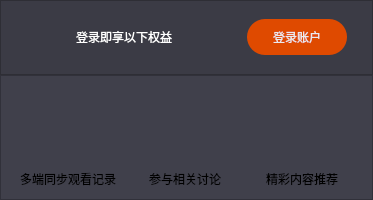
huizhang556/pc-video-player, file VideoPlayer/login/Login.ui: the form before one commit.
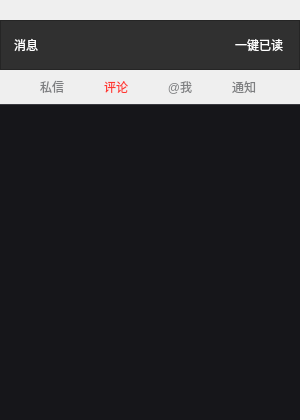
The form after the commit. The open tabs and pages were chosen to show the change. Icons and pictures are not drawn.

Commit message: 怎加观看历史以及消息显示

What changed in the file:
```diff
--- a/VideoPlayer/login/Login.ui
+++ b/VideoPlayer/login/Login.ui
@@ -6,14 +6,14 @@
    <rect>
     <x>0</x>
     <y>0</y>
-    <width>373</width>
-    <height>200</height>
+    <width>300</width>
+    <height>420</height>
    </rect>
   </property>
   <property name="minimumSize">
    <size>
-    <width>0</width>
-    <height>200</height>
+    <width>300</width>
+    <height>420</height>
    </size>
   </property>
   <property name="windowTitle">
@@ -22,7 +22,7 @@
   <property name="styleSheet">
    <string notr="true"/>
   </property>
-  <layout class="QVBoxLayout" name="verticalLayout_7">
+  <layout class="QVBoxLayout" name="verticalLayout_5">
    <property name="spacing">
     <number>0</number>
    </property>
@@ -39,365 +39,218 @@
     <number>0</number>
    </property>
    <item>
-    <widget class="QStackedWidget" name="stackwidget_login">
+    <spacer name="verticalSpacer">
+     <property name="orientation">
+      <enum>Qt::Vertical</enum>
+     </property>
+     <property name="sizeType">
+      <enum>QSizePolicy::Fixed</enum>
+     </property>
+     <property name="sizeHint" stdset="0">
+      <size>
+       <width>20</width>
+       <height>20</height>
+      </size>
+     </property>
+    </spacer>
+   </item>
+   <item>
+    <widget class="QFrame" name="frame_top">
+     <property name="minimumSize">
+      <size>
+       <width>300</width>
+       <height>50</height>
+      </size>
+     </property>
+     <property name="maximumSize">
+      <size>
+       <width>16777215</width>
+       <height>50</height>
+      </size>
+     </property>
+     <property name="styleSheet">
+      <string notr="true">#frame_top
+{
+background-color: #303030;
+}</string>
+     </property>
+     <property name="frameShape">
+      <enum>QFrame::StyledPanel</enum>
+     </property>
+     <property name="frameShadow">
+      <enum>QFrame::Raised</enum>
+     </property>
+     <layout class="QHBoxLayout" name="horizontalLayout">
+      <property name="spacing">
+       <number>0</number>
+      </property>
+      <property name="leftMargin">
+       <number>0</number>
+      </property>
+      <property name="topMargin">
+       <number>0</number>
+      </property>
+      <property name="rightMargin">
+       <number>0</number>
+      </property>
+      <property name="bottomMargin">
+       <number>0</number>
+      </property>
+      <item>
+       <widget class="QLabel" name="label_message">
+        <property name="minimumSize">
+         <size>
+          <width>50</width>
+          <height>40</height>
+         </size>
+        </property>
+        <property name="maximumSize">
+         <size>
+          <width>50</width>
+          <height>40</height>
+         </size>
+        </property>
+        <property name="styleSheet">
+         <string notr="true">#label_message
+{
+border: none;
+font: 800 14px &quot;微软雅黑&quot;;
+color: white;
+background-color: transparent;
+}</string>
+        </property>
+        <property name="text">
+         <string>消息</string>
+        </property>
+        <property name="alignment">
+         <set>Qt::AlignCenter</set>
+        </property>
+       </widget>
+      </item>
+      <item>
+       <spacer name="horizontalSpacer">
+        <property name="orientation">
+         <enum>Qt::Horizontal</enum>
+        </property>
+        <property name="sizeHint" stdset="0">
+         <size>
+          <width>165</width>
+          <height>20</height>
+         </size>
+        </property>
+       </spacer>
+      </item>
+      <item>
+       <widget class="QPushButton" name="pushButton_readAll">
+        <property name="minimumSize">
+         <size>
+          <width>80</width>
+          <height>40</height>
+         </size>
+        </property>
+        <property name="maximumSize">
+         <size>
+          <width>80</width>
+          <height>40</height>
+         </size>
+        </property>
+        <property name="styleSheet">
+         <string notr="true">#pushButton_readAll
+{
+border: none;
+font: 800 14px &quot;微软雅黑&quot;;
+color: white;
+background-color: transparent;
+}</string>
+        </property>
+        <property name="text">
+         <string>一键已读</string>
+        </property>
+       </widget>
+      </item>
+     </layout>
+    </widget>
+   </item>
+   <item>
+    <widget class="QTabWidget" name="tabWidget_login">
+     <property name="minimumSize">
+      <size>
+       <width>300</width>
+       <height>0</height>
+      </size>
+     </property>
+     <property name="styleSheet">
+      <string notr="true">QTabWidget
+{
+background-color: #303030;
+}
+
+QTabWidget::pane 
+{
+    border-top: 1px solid rgba(58, 58, 65,0.9);
+	background-color: #303030;
+}
+
+QTabWidget::tab-bar 
+{
+    left: 20px; /* move to the right by 5px */
+}
+
+QTabBar::tab 
+{
+    background-color: transparent;
+    /*border: 2px solid #C4C4C3;*/
+	/*border-bottom-color: #C2C7CB;*/
+    border-top-left-radius: 0px;
+    border-top-right-radius: 0px;
+    min-width: 60px;
+	height:30px;
+    padding: 2px;	
+	font: 75 10pt &quot;Microsoft YaHei UI&quot;;
+}
+
+QTabBar::tab:selected, QTabBar::tab:hover 
+{
+ background-color: transparent;
+}
+
+QTabBar::tab:selected 
+{
+	color: #ff3731;
+	border: 0px solid #9B9B9B;
+    border-bottom-color: #C2C7CB; /* same as pane color */
+}
+
+QTabBar::tab:!selected 
+{
+	color: #7e7f81;
+    margin-top: 0px; /* make non-selected tabs look smaller */
+}
+
+
+QTabBar::tab:first:selected 
+{
+    margin-left: 0; /* the first selected tab has nothing to overlap with on the left */
+}
+
+QTabBar::tab:last:selected 
+{
+    margin-right: 0; /* the last selected tab has nothing to overlap with on the right */
+}
+
+QTabBar::tab:only-one 
+{
+    margin: 0; /* if there is only one tab, we don't want overlapping margins */
+}</string>
+     </property>
      <property name="currentIndex">
       <number>1</number>
      </property>
-     <widget class="QWidget" name="Page1">
-      <layout class="QVBoxLayout" name="verticalLayout_6" stretch="2,3">
-       <property name="spacing">
-        <number>0</number>
-       </property>
-       <property name="leftMargin">
-        <number>0</number>
-       </property>
-       <property name="topMargin">
-        <number>0</number>
-       </property>
-       <property name="rightMargin">
-        <number>0</number>
-       </property>
-       <property name="bottomMargin">
-        <number>0</number>
-       </property>
-       <item>
-        <widget class="QFrame" name="frame">
-         <property name="maximumSize">
-          <size>
-           <width>16777215</width>
-           <height>75</height>
-          </size>
-         </property>
-         <property name="styleSheet">
-          <string notr="true">background-color: rgb(59, 59, 69);
-</string>
-         </property>
-         <property name="frameShape">
-          <enum>QFrame::StyledPanel</enum>
-         </property>
-         <property name="frameShadow">
-          <enum>QFrame::Raised</enum>
-         </property>
-         <layout class="QVBoxLayout" name="verticalLayout_5">
-          <property name="spacing">
-           <number>0</number>
-          </property>
-          <property name="leftMargin">
-           <number>0</number>
-          </property>
-          <property name="topMargin">
-           <number>0</number>
-          </property>
-          <property name="rightMargin">
-           <number>0</number>
-          </property>
-          <property name="bottomMargin">
-           <number>0</number>
-          </property>
-          <item>
-           <layout class="QHBoxLayout" name="horizontalLayout_2">
-            <property name="spacing">
-             <number>0</number>
-            </property>
-            <item>
-             <spacer name="horizontalSpacer_3">
-              <property name="orientation">
-               <enum>Qt::Horizontal</enum>
-              </property>
-              <property name="sizeHint" stdset="0">
-               <size>
-                <width>40</width>
-                <height>20</height>
-               </size>
-              </property>
-             </spacer>
-            </item>
-            <item>
-             <widget class="QLabel" name="label">
-              <property name="styleSheet">
-               <string notr="true">QLabel
-{
-color: rgb(255, 255, 255);
-}
-
-QLabel:hover
-{
-color: rgb(200, 200, 200);
-}</string>
-              </property>
-              <property name="text">
-               <string>登录即享以下权益</string>
-              </property>
-             </widget>
-            </item>
-            <item>
-             <spacer name="horizontalSpacer">
-              <property name="orientation">
-               <enum>Qt::Horizontal</enum>
-              </property>
-              <property name="sizeHint" stdset="0">
-               <size>
-                <width>40</width>
-                <height>20</height>
-               </size>
-              </property>
-             </spacer>
-            </item>
-            <item>
-             <widget class="QPushButton" name="BtnLogin">
-              <property name="minimumSize">
-               <size>
-                <width>100</width>
-                <height>36</height>
-               </size>
-              </property>
-              <property name="styleSheet">
-               <string notr="true">QPushButton
-{
-background-color: rgb(223, 74, 0);
-color: rgb(235, 235, 235);
-border-radius:18px;
-}
-
-QPushButton:hover
-{
-background-color: rgb(255, 85, 0);
-color: rgb(200, 200, 200);
-border-radius:18px;
-}</string>
-              </property>
-              <property name="text">
-               <string>登录账户</string>
-              </property>
-             </widget>
-            </item>
-            <item>
-             <spacer name="horizontalSpacer_2">
-              <property name="orientation">
-               <enum>Qt::Horizontal</enum>
-              </property>
-              <property name="sizeType">
-               <enum>QSizePolicy::Fixed</enum>
-              </property>
-              <property name="sizeHint" stdset="0">
-               <size>
-                <width>25</width>
-                <height>20</height>
-               </size>
-              </property>
-             </spacer>
-            </item>
-           </layout>
-          </item>
-         </layout>
-        </widget>
-       </item>
-       <item>
-        <widget class="QFrame" name="frame_2">
-         <property name="maximumSize">
-          <size>
-           <width>16777215</width>
-           <height>140</height>
-          </size>
-         </property>
-         <property name="styleSheet">
-          <string notr="true">background-color: rgb(64, 64, 75);</string>
-         </property>
-         <property name="frameShape">
-          <enum>QFrame::StyledPanel</enum>
-         </property>
-         <property name="frameShadow">
-          <enum>QFrame::Raised</enum>
-         </property>
-         <layout class="QVBoxLayout" name="verticalLayout_4">
-          <property name="spacing">
-           <number>0</number>
-          </property>
-          <property name="leftMargin">
-           <number>0</number>
-          </property>
-          <property name="topMargin">
-           <number>0</number>
-          </property>
-          <property name="rightMargin">
-           <number>0</number>
-          </property>
-          <property name="bottomMargin">
-           <number>0</number>
-          </property>
-          <item>
-           <layout class="QHBoxLayout" name="horizontalLayout">
-            <property name="spacing">
-             <number>0</number>
-            </property>
-            <item>
-             <layout class="QVBoxLayout" name="verticalLayout">
-              <property name="spacing">
-               <number>0</number>
-              </property>
-              <item>
-               <widget class="QLabel" name="label_2">
-                <property name="minimumSize">
-                 <size>
-                  <width>35</width>
-                  <height>0</height>
-                 </size>
-                </property>
-                <property name="maximumSize">
-                 <size>
-                  <width>100</width>
-                  <height>100</height>
-                 </size>
-                </property>
-                <property name="styleSheet">
-                 <string notr="true">image: url(:/images/icon/tongbu.png);</string>
-                </property>
-                <property name="text">
-                 <string/>
-                </property>
-                <property name="alignment">
-                 <set>Qt::AlignCenter</set>
-                </property>
-               </widget>
-              </item>
-              <item>
-               <widget class="QLabel" name="label_3">
-                <property name="minimumSize">
-                 <size>
-                  <width>0</width>
-                  <height>20</height>
-                 </size>
-                </property>
-                <property name="maximumSize">
-                 <size>
-                  <width>100</width>
-                  <height>40</height>
-                 </size>
-                </property>
-                <property name="text">
-                 <string>多端同步观看记录</string>
-                </property>
-                <property name="alignment">
-                 <set>Qt::AlignCenter</set>
-                </property>
-               </widget>
-              </item>
-             </layout>
-            </item>
-            <item>
-             <layout class="QVBoxLayout" name="verticalLayout_2">
-              <item>
-               <widget class="QLabel" name="label_4">
-                <property name="minimumSize">
-                 <size>
-                  <width>35</width>
-                  <height>0</height>
-                 </size>
-                </property>
-                <property name="maximumSize">
-                 <size>
-                  <width>100</width>
-                  <height>100</height>
-                 </size>
-                </property>
-                <property name="styleSheet">
-                 <string notr="true">image: url(:/images/icon/talk.png);</string>
-                </property>
-                <property name="text">
-                 <string/>
-                </property>
-                <property name="alignment">
-                 <set>Qt::AlignCenter</set>
-                </property>
-               </widget>
-              </item>
-              <item>
-               <widget class="QLabel" name="label_5">
-                <property name="minimumSize">
-                 <size>
-                  <width>0</width>
-                  <height>20</height>
-                 </size>
-                </property>
-                <property name="maximumSize">
-                 <size>
-                  <width>100</width>
-                  <height>40</height>
-                 </size>
-                </property>
-                <property name="text">
-                 <string>参与相关讨论</string>
-                </property>
-                <property name="alignment">
-                 <set>Qt::AlignCenter</set>
-                </property>
-               </widget>
-              </item>
-             </layout>
-            </item>
-            <item>
-             <layout class="QVBoxLayout" name="verticalLayout_3">
-              <property name="spacing">
-               <number>0</number>
-              </property>
-              <item>
-               <widget class="QLabel" name="label_6">
-                <property name="minimumSize">
-                 <size>
-                  <width>35</width>
-                  <height>0</height>
-                 </size>
-                </property>
-                <property name="maximumSize">
-                 <size>
-                  <width>100</width>
-                  <height>100</height>
-                 </size>
-                </property>
-                <property name="styleSheet">
-                 <string notr="true">image: url(:/images/icon/tuijian.png);</string>
-                </property>
-                <property name="text">
-                 <string/>
-                </property>
-                <property name="alignment">
-                 <set>Qt::AlignCenter</set>
-                </property>
-               </widget>
-              </item>
-              <item>
-               <widget class="QLabel" name="label_7">
-                <property name="minimumSize">
-                 <size>
-                  <width>0</width>
-                  <height>20</height>
-                 </size>
-                </property>
-                <property name="maximumSize">
-                 <size>
-                  <width>100</width>
-                  <height>40</height>
-                 </size>
-                </property>
-                <property name="text">
-                 <string>精彩内容推荐</string>
-                </property>
-                <property name="alignment">
-                 <set>Qt::AlignCenter</set>
-                </property>
-               </widget>
-              </item>
-             </layout>
-            </item>
-           </layout>
-          </item>
-         </layout>
-        </widget>
-       </item>
-      </layout>
-     </widget>
-     <widget class="QWidget" name="page">
-      <layout class="QVBoxLayout" name="verticalLayout_11">
+     <widget class="QWidget" name="tab_perMessages">
+      <attribute name="title">
+       <string>私信</string>
+      </attribute>
+      <layout class="QVBoxLayout" name="verticalLayout">
        <property name="spacing">
         <number>0</number>
        </property>
@@ -546,6 +399,159 @@
        </item>
       </layout>
      </widget>
+     <widget class="QWidget" name="tab_comment">
+      <attribute name="title">
+       <string>评论</string>
+      </attribute>
+      <layout class="QVBoxLayout" name="verticalLayout_2">
+       <property name="spacing">
+        <number>0</number>
+       </property>
+       <property name="leftMargin">
+        <number>0</number>
+       </property>
+       <property name="topMargin">
+        <number>0</number>
+       </property>
+       <property name="rightMargin">
+        <number>0</number>
+       </property>
+       <property name="bottomMargin">
+        <number>0</number>
+       </property>
+       <item>
+        <widget class="QListWidget" name="listWidget_comment">
+         <property name="styleSheet">
+          <string notr="true">QListWidget
+{
+border: none;
+background-color: #16161a;
+}
+
+QListWidget::item
+{
+color: transparent;
+margin:0px 0px;
+border-radius: 0px;
+background-color: transparent;
+}
+
+QListWidget::item:selected
+{
+/*background-color: rgb(255, 233, 192);*/
+}
+
+QListWidget::item:hover
+{
+/*background-color: rgb(255, 233, 192);*/
+}</string>
+         </property>
+        </widget>
+       </item>
+      </layout>
+     </widget>
+     <widget class="QWidget" name="tab_aboutme">
+      <attribute name="title">
+       <string>@我</string>
+      </attribute>
+      <layout class="QVBoxLayout" name="verticalLayout_3">
+       <property name="spacing">
+        <number>0</number>
+       </property>
+       <property name="leftMargin">
+        <number>0</number>
+       </property>
+       <property name="topMargin">
+        <number>0</number>
+       </property>
+       <property name="rightMargin">
+        <number>0</number>
+       </property>
+       <property name="bottomMargin">
+        <number>0</number>
+       </property>
+       <item>
+        <widget class="QListWidget" name="listWidget_aboutme">
+         <property name="styleSheet">
+          <string notr="true">QListWidget
+{
+border: none;
+background-color: #16161a;
+}
+
+QListWidget::item
+{
+color: transparent;
+margin:0px 0px;
+border-radius: 0px;
+background-color: transparent;
+}
+
+QListWidget::item:selected
+{
+/*background-color: rgb(255, 233, 192);*/
+}
+
+QListWidget::item:hover
+{
+/*background-color: rgb(255, 233, 192);*/
+}</string>
+         </property>
+        </widget>
+       </item>
+      </layout>
+     </widget>
+     <widget class="QWidget" name="tab_notify">
+      <attribute name="title">
+       <string>通知</string>
+      </attribute>
+      <layout class="QVBoxLayout" name="verticalLayout_4">
+       <property name="spacing">
+        <number>0</number>
+       </property>
+       <property name="leftMargin">
+        <number>0</number>
+       </property>
+       <property name="topMargin">
+        <number>0</number>
+       </property>
+       <property name="rightMargin">
+        <number>0</number>
+       </property>
+       <property name="bottomMargin">
+        <number>0</number>
+       </property>
+       <item>
+        <widget class="QListWidget" name="listWidget_notify">
+         <property name="styleSheet">
+          <string notr="true">QListWidget
+{
+border: none;
+background-color: #16161a;
+}
+
+QListWidget::item
+{
+color: transparent;
+margin:0px 0px;
+border-radius: 0px;
+background-color: transparent;
+}
+
+QListWidget::item:selected
+{
+/*background-color: rgb(255, 233, 192);*/
+}
+
+QListWidget::item:hover
+{
+/*background-color: rgb(255, 233, 192);*/
+}</string>
+         </property>
+        </widget>
+       </item>
+      </layout>
+     </widget>
     </widget>
    </item>
   </layout>
```
Left out of the diff: 22 changed lines with no effect on the pictures. The commit also changes 82 other files.
